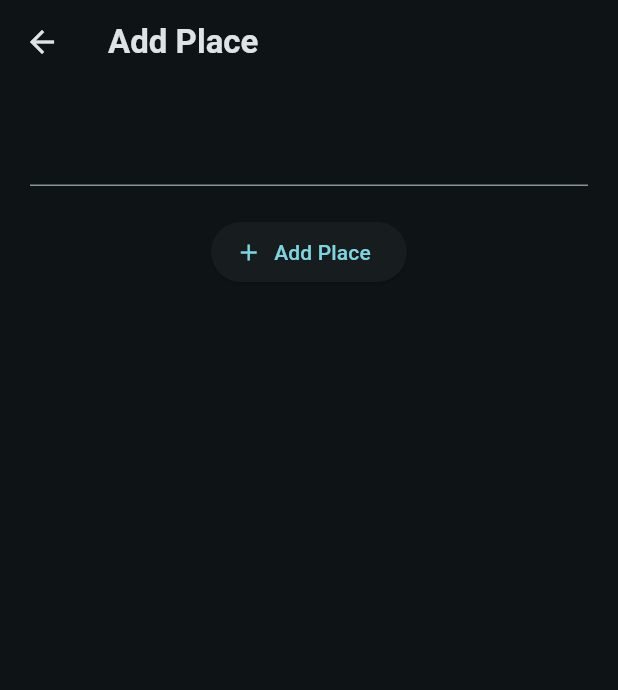
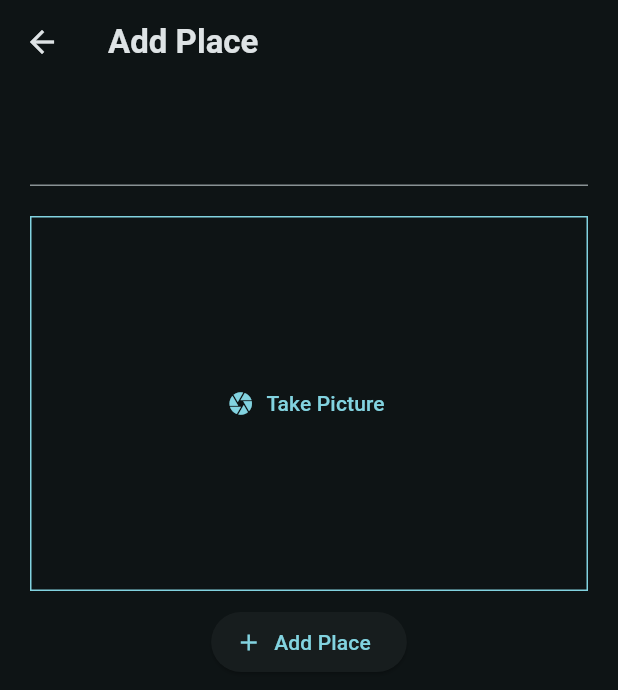
Before and after one commit to mohit-01-code/Udemy-flutter-projects, a Flutter app: the AddPlaceScreen screen opened directly, on a phone screen of 412 x 824 dp. Shown: the top 690 px of the screen. Run offline on Flutter 3.47's test engine with Material 2 defaults, Android fonts, the phone set to English and light mode, and no system bars; our stand-ins replace flutter_riverpod, google_fonts, riverpod, shared_preferences, transparent_image; accounts and stored records are empty.

Commit message:
added pick an image input

```diff
--- a/favourite_place_app/lib/screen/add_place.dart
+++ b/favourite_place_app/lib/screen/add_place.dart
@@ -1,4 +1,5 @@
 import 'package:favourite_place_app/provider/user_place.dart';
+import 'package:favourite_place_app/widget/image_input.dart';
 import 'package:flutter/material.dart';
 import 'package:flutter_riverpod/flutter_riverpod.dart';
 
@@ -29,6 +30,8 @@ class _AddPlaceScreenState extends ConsumerState<AddPlaceScreen> {
               const SizedBox(
                 height: 20,
               ),
+              ImageInput(),
+              SizedBox(height: 10,),
               ElevatedButton.icon(
                 icon: const Icon(Icons.add),
                 onPressed: _savePlace,
--- /dev/null
+++ b/favourite_place_app/lib/widget/image_input.dart
@@ -0,0 +1,27 @@
+import 'package:flutter/material.dart';
+
+class ImageInput extends StatefulWidget {
+  const ImageInput({super.key});
+
+  @override
+  State<ImageInput> createState() => _ImageInputState();
+}
+
+class _ImageInputState extends State<ImageInput> {
+  @override
+  Widget build(BuildContext context) {
+    return Container(
+      height: 250,
+      width: double.infinity,
+      alignment: Alignment.center,
+      decoration: BoxDecoration(
+        border:
+            Border.all(width: 1, color: Theme.of(context).colorScheme.primary),
+      ),
+      child: TextButton.icon(
+          onPressed: () {},
+          icon: Icon(Icons.camera),
+          label: Text("Take Picture")),
+    );
+  }
+}
```
